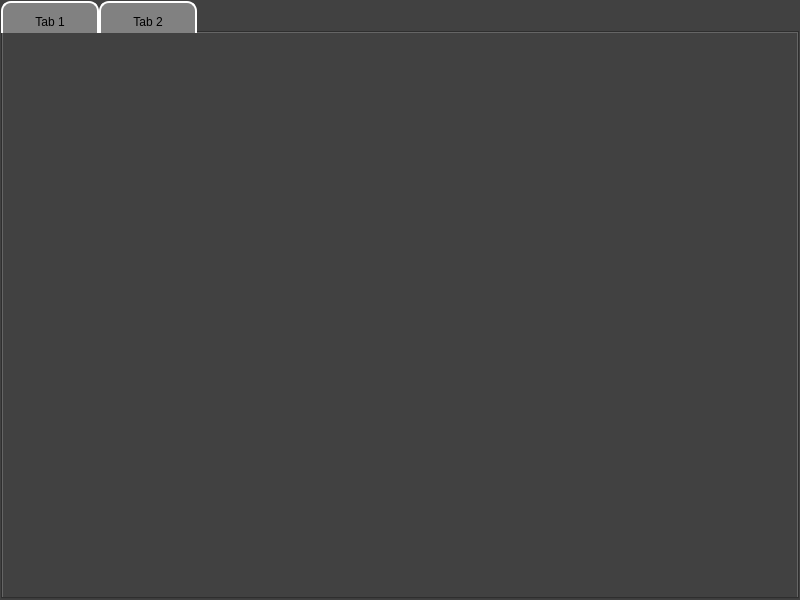
Old version of the form gui.ui in the repository I-Z-P/browser.
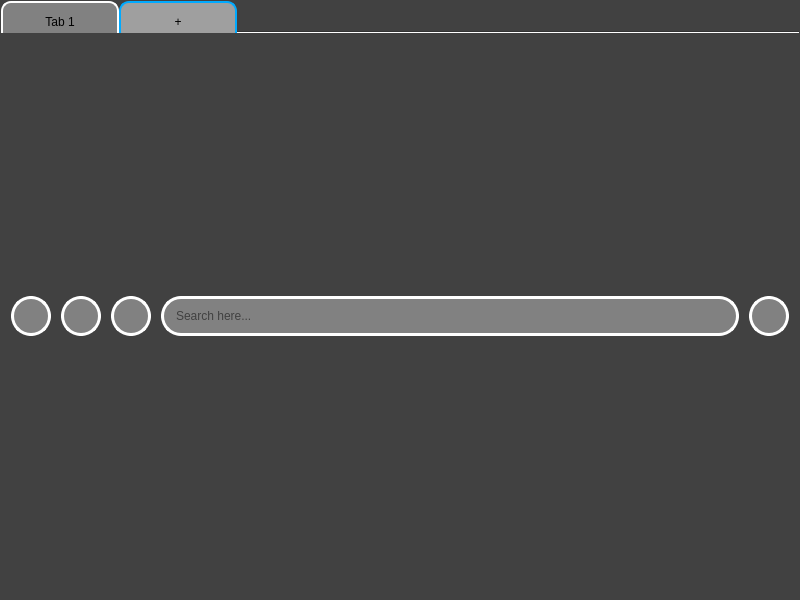
New version of the form. The open tabs and pages were chosen to show the change. Icons and pictures are not drawn.

Commit message: multiple tab handling

```diff
--- a/gui.ui
+++ b/gui.ui
@@ -21,7 +21,7 @@
    <property name="styleSheet">
     <string notr="true">background-color: rgb(65, 65, 65);</string>
    </property>
-   <layout class="QVBoxLayout" name="verticalLayout_2">
+   <layout class="QHBoxLayout" name="horizontalLayout">
     <property name="spacing">
      <number>1</number>
     </property>
@@ -48,7 +48,8 @@
 	border-color: rgb(255, 255, 255);
 	font: 12pt &quot;Bahnschrift&quot;;
 	padding: 12px;
-	min-width: 70px;
+	min-width: 90px;
+	max-width: 90px;
 }
 QTabBar::tab:hover{
 	border: 2px solid rgb(107, 248, 255);
@@ -56,10 +57,17 @@
 QTabBar::tab:focus{
 	background-color: rgb(159, 159, 159);
 	border: 2px solid rgb(0, 170, 255);
+}
+QTabBar::tab:selected{
+	background-color: rgb(159, 159, 159);
+	border: 2px solid rgb(0, 170, 255);
 }</string>
       </property>
       <property name="currentIndex">
-       <number>0</number>
+       <number>1</number>
+      </property>
+      <property name="documentMode">
+       <bool>true</bool>
       </property>
       <property name="movable">
        <bool>true</bool>
@@ -287,8 +295,224 @@
       </widget>
       <widget class="QWidget" name="tab_2">
        <attribute name="title">
-        <string>Tab 2</string>
+        <string>+</string>
        </attribute>
+       <layout class="QVBoxLayout" name="verticalLayout_3" stretch="1,8">
+        <property name="spacing">
+         <number>0</number>
+        </property>
+        <property name="leftMargin">
+         <number>0</number>
+        </property>
+        <property name="topMargin">
+         <number>0</number>
+        </property>
+        <property name="rightMargin">
+         <number>0</number>
+        </property>
+        <property name="bottomMargin">
+         <number>0</number>
+        </property>
+        <item>
+         <layout class="QHBoxLayout" name="search_bar_3">
+          <property name="spacing">
+           <number>10</number>
+          </property>
+          <property name="leftMargin">
+           <number>10</number>
+          </property>
+          <property name="topMargin">
+           <number>10</number>
+          </property>
+          <property name="rightMargin">
+           <number>10</number>
+          </property>
+          <property name="bottomMargin">
+           <number>10</number>
+          </property>
+          <item>
+           <widget class="QPushButton" name="page_back_button_3">
+            <property name="minimumSize">
+             <size>
+              <width>40</width>
+              <height>40</height>
+             </size>
+            </property>
+            <property name="maximumSize">
+             <size>
+              <width>40</width>
+              <height>40</height>
+             </size>
+            </property>
+            <property name="styleSheet">
+             <string notr="true">QPushButton{
+	background-color: rgb(129, 129, 129);
+	border: 3px solid rgb(255, 255, 255);
+	border-radius: 20px;
+	border-color: rgb(255, 255, 255);
+}
+QPushButton:hover{
+	border: 3px solid rgb(0, 255, 255);
+}
+QPushButton:focus{
+	background-color: rgb(140, 140, 140);
+	border: 3px solid rgb(0, 170, 255);
+}</string>
+            </property>
+            <property name="text">
+             <string/>
+            </property>
+           </widget>
+          </item>
+          <item>
+           <widget class="QPushButton" name="page_forward_button_3">
+            <property name="minimumSize">
+             <size>
+              <width>40</width>
+              <height>40</height>
+             </size>
+            </property>
+            <property name="maximumSize">
+             <size>
+              <width>40</width>
+              <height>40</height>
+             </size>
+            </property>
+            <property name="styleSheet">
+             <string notr="true">QPushButton{
+	background-color: rgb(129, 129, 129);
+	border: 3px solid rgb(255, 255, 255);
+	border-radius: 20px;
+	border-color: rgb(255, 255, 255);
+}
+QPushButton:hover{
+	border: 3px solid rgb(0, 255, 255);
+}
+QPushButton:focus{
+	background-color: rgb(140, 140, 140);
+	border: 3px solid rgb(0, 170, 255);
+}</string>
+            </property>
+            <property name="text">
+             <string/>
+            </property>
+           </widget>
+          </item>
+          <item>
+           <widget class="QPushButton" name="page_reload_button_3">
+            <property name="minimumSize">
+             <size>
+              <width>40</width>
+              <height>40</height>
+             </size>
+            </property>
+            <property name="maximumSize">
+             <size>
+              <width>40</width>
+              <height>40</height>
+             </size>
+            </property>
+            <property name="styleSheet">
+             <string notr="true">QPushButton{
+	background-color: rgb(129, 129, 129);
+	border: 3px solid rgb(255, 255, 255);
+	border-radius: 20px;
+	border-color: rgb(255, 255, 255);
+}
+QPushButton:hover{
+	border: 3px solid rgb(0, 255, 255);
+}
+QPushButton:focus{
+	background-color: rgb(140, 140, 140);
+	border: 3px solid rgb(0, 170, 255);
+}</string>
+            </property>
+            <property name="text">
+             <string/>
+            </property>
+           </widget>
+          </item>
+          <item>
+           <widget class="QLineEdit" name="search_field_3">
+            <property name="minimumSize">
+             <size>
+              <width>0</width>
+              <height>40</height>
+             </size>
+            </property>
+            <property name="maximumSize">
+             <size>
+              <width>16777215</width>
+              <height>40</height>
+             </size>
+            </property>
+            <property name="styleSheet">
+             <string notr="true">QLineEdit{
+	background-color:rgb(129, 129, 129);
+	border: 3px solid rgb(255, 255, 255);
+	border-radius: 20px;
+	border-color: rgb(255, 255, 255);
+	padding-left: 10px;
+	padding-right: 10px;
+	font: 14pt &quot;Bahnschrift&quot;;
+}
+QLineEdit:hover{
+	border: 3px solid rgb(107, 248, 255);
+}
+QLineEdit:focus{
+	background-color: rgb(159, 159, 159);
+	border: 3px solid rgb(0, 170, 255);
+}</string>
+            </property>
+            <property name="placeholderText">
+             <string>Search here...</string>
+            </property>
+           </widget>
+          </item>
+          <item>
+           <widget class="QPushButton" name="settings_button_3">
+            <property name="minimumSize">
+             <size>
+              <width>40</width>
+              <height>40</height>
+             </size>
+            </property>
+            <property name="maximumSize">
+             <size>
+              <width>40</width>
+              <height>40</height>
+             </size>
+            </property>
+            <property name="styleSheet">
+             <string notr="true">QPushButton{
+	background-color: rgb(129, 129, 129);
+	border: 3px solid rgb(255, 255, 255);
+	border-radius: 20px;
+	border-color: rgb(255, 255, 255);
+}
+QPushButton:hover{
+	border: 3px solid rgb(0, 255, 255);
+}
+QPushButton:focus{
+	background-color: rgb(140, 140, 140);
+	border: 3px solid rgb(0, 170, 255);
+}</string>
+            </property>
+            <property name="text">
+             <string/>
+            </property>
+           </widget>
+          </item>
+         </layout>
+        </item>
+        <item>
+         <layout class="QVBoxLayout" name="web_engine_box_3">
+          <property name="spacing">
+           <number>0</number>
+          </property>
+         </layout>
+        </item>
+       </layout>
       </widget>
      </widget>
     </item>
```
Left out of the diff: 2 changed lines with no effect on the pictures. The commit also changes 1 other file.
